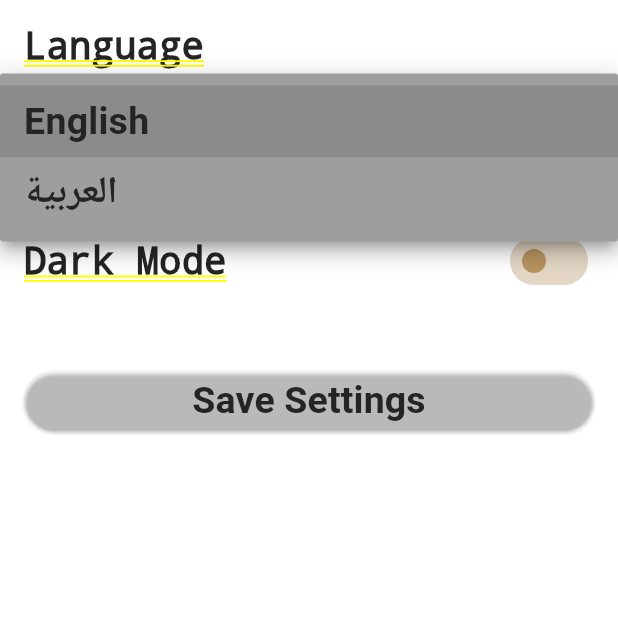
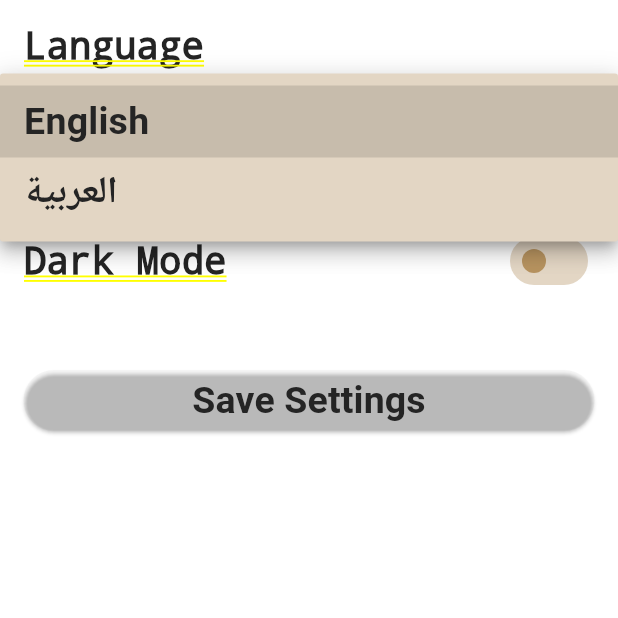
Before and after one commit to Msalaho7/Islami, a Flutter app: the SettingsTab screen opened by its route, after a tap on "English", on a phone screen of 412 x 824 dp, the top half of it. Run offline on Flutter 3.47's test engine with Material 3 defaults, Android fonts, the phone set to English and light mode, and no system bars; our stand-ins replace cloud_firestore, firebase_core; accounts and stored records are empty; generated files the repository leaves out were written again.

```diff
--- a/lib/Ui/Screens/home_screen/home_screen.dart
+++ b/lib/Ui/Screens/home_screen/home_screen.dart
@@ -52,14 +52,14 @@ class _HomeScreenState extends State<HomeScreen> {
       if (currentIndexSelected == 0) {
         body = const QuranTab();
       } else if (currentIndexSelected == 1) {
-        body = AhadethTab();
+        body = const AhadethTab();
       } else if (currentIndexSelected == 2) {
         body = const SebhaTab();
       } else if (currentIndexSelected == 3) {
         body = const RadioTab();
       } else {
-        body = SettingsTab(onSettingsChanged:
-            (String language, bool darkMode) {  },);
+        body = SettingsTab(
+          onSettingsChanged: (String language, bool darkMode) {});
       }
       setState(() {});
     },
--- a/lib/Ui/Screens/tabs/settings_tab.dart
+++ b/lib/Ui/Screens/tabs/settings_tab.dart
@@ -22,9 +22,31 @@ class _SettingsTabState extends State<SettingsTab> {
   bool switchState = false;
 
   @override
+  void initState() {
+    super.initState();
+    loadSettingsFromFirebase();
+  }
+
+  Future<void> loadSettingsFromFirebase() async {
+    CollectionReference collectionOfSettings =
+    FirebaseFirestore.instance.collection("Islami Settings");
+    QuerySnapshot querySnapshot = await collectionOfSettings.get();
+    if (querySnapshot.docs.isNotEmpty) {
+      var data = querySnapshot.docs.first.data() as Map<String, dynamic>;
+      setState(() {
+        selectedLanguage = data["selectedLanguage"] ?? "en";
+        switchState = data["darkMode"] ?? false;
+        themeProvider.toggleTheme(switchState);
+        final languageProvider =
+        Provider.of<LanguageProvider>(context, listen: false);
+        languageProvider.setCurrentLocale(selectedLanguage);
+      });
+    }
+  }
+  @override
   Widget build(BuildContext context) {
     final languageProvider = Provider.of<LanguageProvider>(context);
-    themeProvider =Provider.of(context);
+    themeProvider = Provider.of(context);
 
     return Container(
       padding: const EdgeInsets.all(16),
@@ -38,29 +60,31 @@ class _SettingsTabState extends State<SettingsTab> {
           const SizedBox(height: 12),
           buildLanguageDropDownButton(languageProvider),
           const SizedBox(height: 45),
-          buildSwitch(themeProvider),
+          buildSwitch(),
           const SizedBox(height: 45),
           ElevatedButton(
-              onPressed: (){
+              onPressed: () {
                 addDataToFireBase();
               },
-              child:Text(context.l10n.saveSettings
-                ,style:themeProvider.mediumTitleTextStyle,)
-          ),
+              child: Text(
+                context.l10n.saveSettings,
+                style: themeProvider.mediumTitleTextStyle,
+              )),
         ],
       ),
     );
   }
+
   Widget buildLanguageDropDownButton(LanguageProvider languageProvider) {
     return DropdownButton<String>(
       value: selectedLanguage,
-      dropdownColor: Colors.grey,
+      dropdownColor: themeProvider.dropdownMenuItem,
       items: [
         DropdownMenuItem(
           value: "en",
           child: Text(
             "English",
-            style:themeProvider.mediumTitleTextStyle,
+            style: themeProvider.mediumTitleTextStyle,
           ),
         ),
         DropdownMenuItem(
@@ -73,13 +97,15 @@ class _SettingsTabState extends State<SettingsTab> {
       ],
       isExpanded: true,
       onChanged: (newValue) {
-        selectedLanguage = newValue!;
-        languageProvider.setCurrentLocale(selectedLanguage);
+        setState(() {
+          selectedLanguage = newValue!;
+          languageProvider.setCurrentLocale(selectedLanguage);
+        });
       },
     );
   }
 
-  Widget buildSwitch(ThemeProvider themeProvider) {
+  Widget buildSwitch() {
     return Row(
       children: [
         Text(
@@ -90,12 +116,12 @@ class _SettingsTabState extends State<SettingsTab> {
         Switch(
           inactiveThumbColor: AppColors.gold,
           inactiveTrackColor: AppColors.onGold,
-          activeColor: AppColors.onDarkBlue,
+          activeColor: const Color.fromARGB(255, 87, 88, 92),
           activeTrackColor: AppColors.darkBlue,
-          value:switchState,
+          value: switchState,
           onChanged: (newValue) {
             setState(() {
-              switchState =newValue;
+              switchState = newValue;
               themeProvider.toggleTheme(newValue);
             });
           },
@@ -103,11 +129,12 @@ class _SettingsTabState extends State<SettingsTab> {
       ],
     );
   }
+
   void addDataToFireBase() {
     CollectionReference collectionOfSettings =
     FirebaseFirestore.instance.collection("Islami Settings");
-    collectionOfSettings.doc().set({
-      "selectedLanguage":selectedLanguage,
-      "darkMode":switchState
-    });
-  }}
+    collectionOfSettings
+        .doc()
+        .set({"selectedLanguage": selectedLanguage, "darkMode": switchState});
+  }
+}
--- a/lib/Ui/providers/theme_provider.dart
+++ b/lib/Ui/providers/theme_provider.dart
@@ -3,47 +3,54 @@ import 'package:islami/Ui/utils/app_assets.dart';
 import 'package:islami/Ui/utils/app_colors.dart';
 import 'package:islami/Ui/utils/app_theme.dart';
 
-class ThemeProvider extends ChangeNotifier{
-  ThemeMode currentThemeMood=ThemeMode.light;
+class ThemeProvider extends ChangeNotifier {
+  ThemeMode currentThemeMood = ThemeMode.light;
 
-   toggleTheme (bool darkThemeSwitchValue){
+  toggleTheme(bool darkThemeSwitchValue) {
     currentThemeMood = darkThemeSwitchValue ? ThemeMode.dark : ThemeMode.light;
     notifyListeners();
   }
-  String get mainBackGround =>
-    currentThemeMood == ThemeMode.light ?
-    AppAssets.background: AppAssets.backgroundDark;
 
-  TextStyle get appBarTextStyle =>
-      currentThemeMood == ThemeMode.light ?
-      AppTheme.appBarTextStyle : AppTheme.appBarDarkTextStyle;
+  String get mainBackGround => currentThemeMood == ThemeMode.light
+      ? AppAssets.background
+      : AppAssets.backgroundDark;
 
-  TextStyle get mediumTitleTextStyle =>
-      currentThemeMood == ThemeMode.light ?
-      AppTheme.mediumTitleTextStyle :  AppTheme.mediumTitleDarkTextStyle;
+  TextStyle get appBarTextStyle => currentThemeMood == ThemeMode.light
+      ? AppTheme.appBarTextStyle
+      : AppTheme.appBarDarkTextStyle;
 
-  TextStyle get regularTitleTextStyle =>
-      currentThemeMood == ThemeMode.light ?
-      AppTheme.regularTitleTextStyle :  AppTheme.regularTitleDarkTextStyle;
+  TextStyle get mediumTitleTextStyle => currentThemeMood == ThemeMode.light
+      ? AppTheme.mediumTitleTextStyle
+      : AppTheme.mediumTitleDarkTextStyle;
 
-  TextStyle get sebhaContainerBlack =>
-      currentThemeMood == ThemeMode.light ?
-      AppTheme.mediumTitleTextStyle.copyWith(color:AppColors.white ) :
-      AppTheme.mediumTitleDarkTextStyle.copyWith(color:AppColors.black );
+  TextStyle get regularTitleTextStyle => currentThemeMood == ThemeMode.light
+      ? AppTheme.regularTitleTextStyle
+      : AppTheme.regularTitleDarkTextStyle;
 
-    Color get containerDetailsThem =>
-      currentThemeMood == ThemeMode.light ?
-      AppColors.gold: AppColors.containerDarkDetails;
+  TextStyle get sebhaContainerBlack => currentThemeMood == ThemeMode.light
+      ? AppTheme.mediumTitleTextStyle.copyWith(color: AppColors.white)
+      : AppTheme.mediumTitleDarkTextStyle.copyWith(color: AppColors.black);
+
+  Color get containerDetailsThem => currentThemeMood == ThemeMode.light
+      ? AppColors.gold
+      : AppColors.containerDarkDetails;
 
   Color get themeColorGold =>
-      currentThemeMood == ThemeMode.light ?
-      AppColors.gold: AppColors.yellow;
+      currentThemeMood == ThemeMode.light ? AppColors.gold : AppColors.yellow;
 
-  String get splashScreen =>
-      currentThemeMood ==ThemeMode.light?
-      AppAssets.splash : AppAssets.splashDark;
+  String get splashScreen => currentThemeMood == ThemeMode.light
+      ? AppAssets.splash
+      : AppAssets.splashDark;
 
-  Color get themeColorOnGold =>
-      currentThemeMood == ThemeMode.light ?
-      AppColors.onGold: AppColors.darkBlue;
+  Color get themeColorOnGold => currentThemeMood == ThemeMode.light
+      ? AppColors.onGold
+      : AppColors.darkBlue;
+
+  String get sebhaBodyMode => currentThemeMood == ThemeMode.light
+      ? AppAssets.sebhaLogo
+      : AppAssets.bodySebhaDark;
+
+  Color get dropdownMenuItem => currentThemeMood == ThemeMode.light
+      ? AppColors.onGold
+      : AppColors.onDarkBlue;
 }
--- a/lib/Ui/utils/app_assets.dart
+++ b/lib/Ui/utils/app_assets.dart
@@ -4,14 +4,12 @@ abstract class AppAssets {
   static const mosq = "assets/image/mosq.png";
   static const sebhaLogo = "assets/image/body_sebha_logo.png";
   static const hadethLogo = "assets/image/hadeth_logo.png";
-  static const headSebhaLogo = "assets/image/head_sebha_logo.png";
   static const iconHadeth = "assets/image/icon_hadeth.png";
   static const iconQuran = "assets/image/icon_quran.png";
   static const iconRadio = "assets/image/icon_radio.png";
   static const iconSebha = "assets/image/icon_sebha.png";
   static const radioImage = "assets/image/radio_image.png";
   static const bodySebhaDark = "assets/image/body_sebha_dark.png";
-  static const headSebhaDark = "assets/image/head_sebha_dark.png";
   static const backgroundDark = "assets/image/dark_bg.png";
   static const musicLeft = "assets/image/music_left.png";
   static const musicRight = "assets/image/music_right.png";
--- a/lib/l10n/app_ar.arb
+++ b/lib/l10n/app_ar.arb
@@ -12,6 +12,5 @@
   "radio": "الراديو",
   "settings": "الاعدادات",
   "darkMode": "الوضع الداكن",
-  "thanksGod": " الحمدلله",
   "saveSettings" : "حفظ الاعدادات"
 }
--- a/lib/l10n/app_en.arb
+++ b/lib/l10n/app_en.arb
@@ -12,6 +12,5 @@
   "radio": "Radio",
   "settings": "Settings",
   "darkMode": "Dark Mode",
-  "thanksGod": "Thanks God",
   "saveSettings": "Save Settings"
 }
```
Also changed, not shown: lib/SplashScreen/splash_screen.dart (+16 -9 lines), lib/Ui/Screens/Widgets/app_scaffold.dart (+23 -12 lines), lib/Ui/Screens/tabs/sebha_tab.dart (+36 -16 lines), lib/Ui/providers/language_provider.dart (+4 -4 lines), lib/main.dart (+5 -2 lines).
